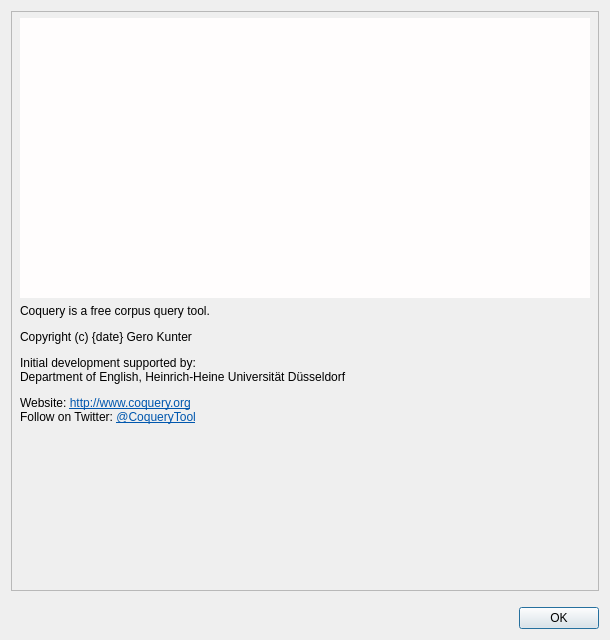
First picture: the form in coquery/gui/ui/about.ui, repository gkunter/coquery, before the edit.
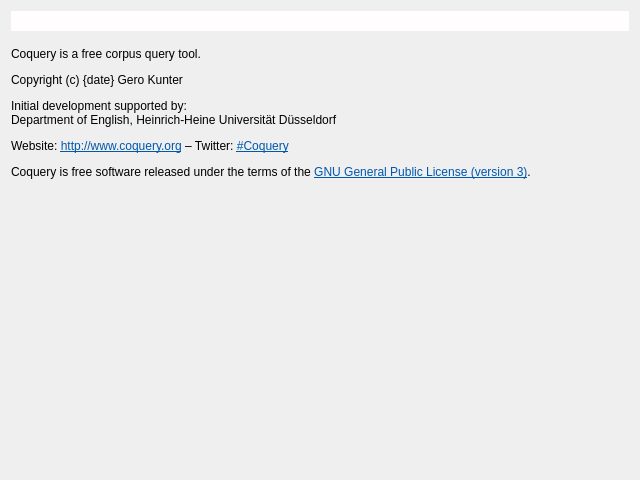
Second picture: the form after the edit. Custom widgets are drawn as their Qt base class.

Commit message: Show status of optional modules in About dialog. Move About dialog to separate module.

Diff of the .ui file:
```diff
--- a/coquery/gui/ui/about.ui
+++ b/coquery/gui/ui/about.ui
@@ -6,8 +6,8 @@
    <rect>
     <x>0</x>
     <y>0</y>
-    <width>610</width>
-    <height>640</height>
+    <width>640</width>
+    <height>480</height>
    </rect>
   </property>
   <property name="sizePolicy">
@@ -19,36 +19,12 @@
   <property name="windowTitle">
    <string>About – Coquery</string>
   </property>
-  <layout class="QVBoxLayout" name="verticalLayout_2">
-   <property name="spacing">
-    <number>16</number>
-   </property>
-   <item>
-    <widget class="QFrame" name="frame">
-     <property name="sizePolicy">
-      <sizepolicy hsizetype="Minimum" vsizetype="Minimum">
-       <horstretch>0</horstretch>
-       <verstretch>0</verstretch>
-      </sizepolicy>
-     </property>
-     <property name="frameShape">
-      <enum>QFrame::StyledPanel</enum>
-     </property>
-     <property name="frameShadow">
-      <enum>QFrame::Raised</enum>
-     </property>
      <layout class="QVBoxLayout" name="verticalLayout">
-      <property name="leftMargin">
-       <number>8</number>
-      </property>
-      <property name="topMargin">
-       <number>6</number>
-      </property>
-      <property name="rightMargin">
-       <number>8</number>
-      </property>
-      <property name="bottomMargin">
-       <number>6</number>
+   <property name="spacing">
+    <number>16</number>
+   </property>
+   <property name="sizeConstraint">
+    <enum>QLayout::SetMinimumSize</enum>
       </property>
       <item>
        <widget class="QFrame" name="frame_pixmap">
@@ -83,8 +59,14 @@
       </item>
       <item>
        <widget class="QLabel" name="label_description">
+     <property name="sizePolicy">
+      <sizepolicy hsizetype="Preferred" vsizetype="Minimum">
+       <horstretch>0</horstretch>
+       <verstretch>0</verstretch>
+      </sizepolicy>
+     </property>
         <property name="text">
-         <string>&lt;html&gt;&lt;head/&gt;&lt;body&gt;&lt;p&gt;Coquery is a free corpus query tool.&lt;/p&gt;&lt;p&gt;Copyright (c) {date} Gero Kunter&lt;/p&gt;&lt;p&gt;Initial development supported by:&lt;br/&gt;Department of English, Heinrich-Heine Universität Düsseldorf&lt;/p&gt;&lt;p&gt;Website: &lt;a href=&quot;http://www.coquery.org&quot;&gt;&lt;span style=&quot; text-decoration: underline; color:#0057ae;&quot;&gt;http://www.coquery.org&lt;/span&gt;&lt;/a&gt;&lt;br/&gt;Follow on Twitter: &lt;a href=&quot;https://twitter.com/CoqueryTool&quot;&gt;&lt;span style=&quot; text-decoration: underline; color:#0057ae;&quot;&gt;@CoqueryTool&lt;/span&gt;&lt;/a&gt;&lt;/p&gt;&lt;/body&gt;&lt;/html&gt;</string>
+      <string>&lt;html&gt;&lt;head/&gt;&lt;body&gt;&lt;p&gt;Coquery is a free corpus query tool.&lt;/p&gt;&lt;p&gt;Copyright (c) {date} Gero Kunter&lt;/p&gt;&lt;p&gt;Initial development supported by:&lt;br/&gt;Department of English, Heinrich-Heine Universität Düsseldorf&lt;/p&gt;&lt;p&gt;Website: &lt;a href=&quot;http://www.coquery.org&quot;&gt;&lt;span style=&quot; text-decoration: underline; color:#0057ae;&quot;&gt;http://www.coquery.org&lt;/span&gt;&lt;/a&gt; – Twitter: &lt;a href=&quot;https://twitter.com/hashtag/coquery?f=tweets&quot;&gt;&lt;span style=&quot; text-decoration: underline; color:#0057ae;&quot;&gt;#Coquery&lt;/span&gt;&lt;/a&gt;&lt;/p&gt;&lt;p&gt;Coquery is free software released under the terms of the &lt;a href=&quot;http://coquery.org/license.html&quot;&gt;&lt;span style=&quot; text-decoration: underline; color:#0057ae;&quot;&gt;GNU General Public License (version 3)&lt;/span&gt;&lt;/a&gt;. &lt;/p&gt;&lt;p&gt;&lt;br/&gt;&lt;/p&gt;&lt;/body&gt;&lt;/html&gt;</string>
         </property>
         <property name="alignment">
          <set>Qt::AlignLeading|Qt::AlignLeft|Qt::AlignTop</set>
@@ -94,21 +76,39 @@
         </property>
        </widget>
       </item>
-     </layout>
+   <item>
+    <widget class="CoqDetailBox" name="modules" native="true">
+     <property name="sizePolicy">
+      <sizepolicy hsizetype="Preferred" vsizetype="MinimumExpanding">
+       <horstretch>0</horstretch>
+       <verstretch>0</verstretch>
+      </sizepolicy>
+     </property>
     </widget>
    </item>
    <item>
-    <widget class="QDialogButtonBox" name="buttonBox">
+    <spacer name="verticalSpacer">
      <property name="orientation">
-      <enum>Qt::Horizontal</enum>
+      <enum>Qt::Vertical</enum>
      </property>
-     <property name="standardButtons">
-      <set>QDialogButtonBox::Ok</set>
+     <property name="sizeHint" stdset="0">
+      <size>
+       <width>20</width>
+       <height>40</height>
+      </size>
      </property>
-    </widget>
+    </spacer>
    </item>
   </layout>
  </widget>
+ <customwidgets>
+  <customwidget>
+   <class>CoqDetailBox</class>
+   <extends>QWidget</extends>
+   <header location="global">..classes</header>
+   <container>1</container>
+  </customwidget>
+ </customwidgets>
  <resources/>
  <connections>
   <connection>
```
Left out of the diff: 35 changed lines with no effect on the pictures. Lines whose indentation alone changed are shown as unchanged. The commit also changes 3 other files.
